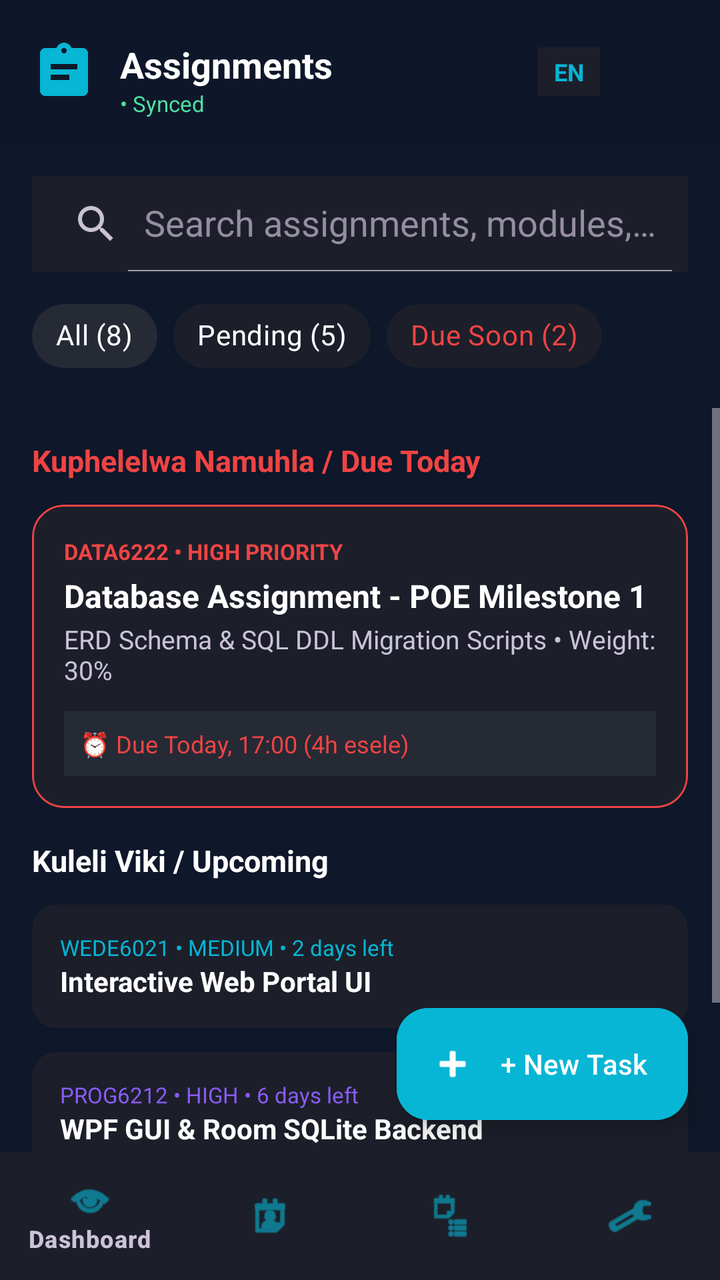
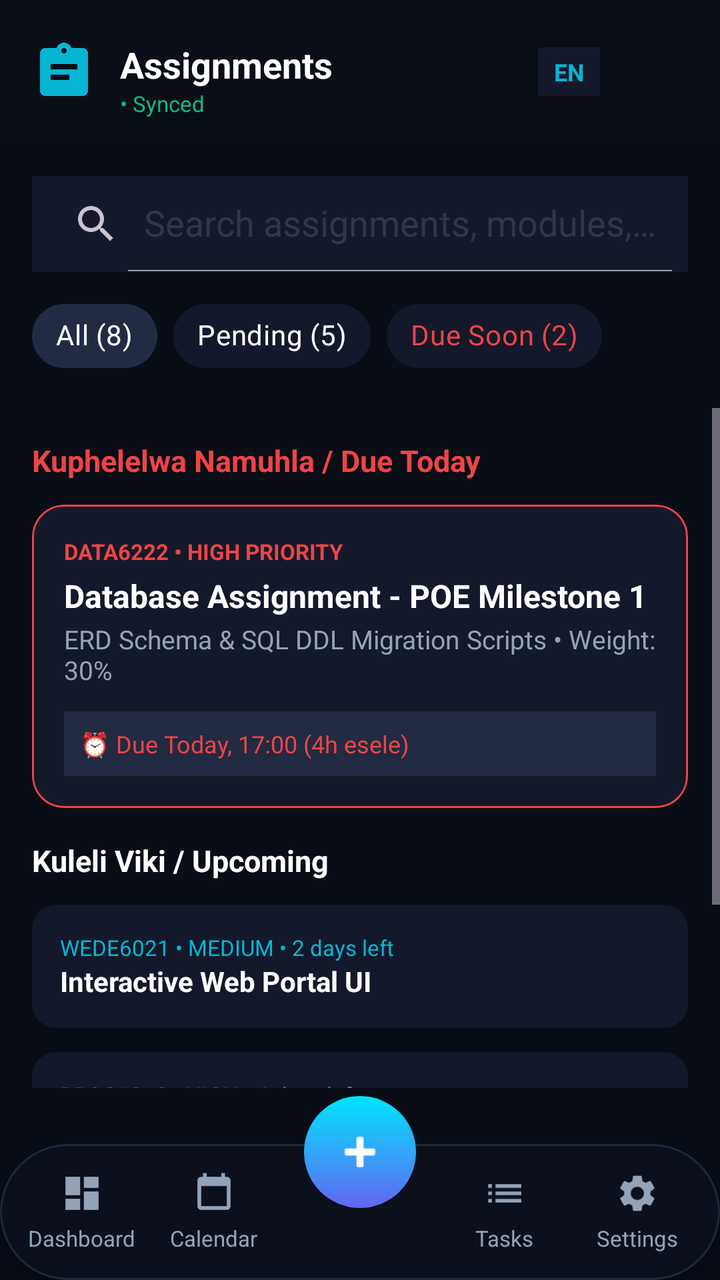

Two renders of the same Android screen: before a commit and after it. Below are the layout's source before the change and the commit's diff.
<!-- AndroidManifest.xml: application theme Theme.AssignmentPlanner -->
<!-- res/layout/activity_assignments.xml -->
<?xml version="1.0" encoding="utf-8"?>
<androidx.constraintlayout.widget.ConstraintLayout xmlns:android="http://schemas.android.com/apk/res/android"
    xmlns:app="http://schemas.android.com/apk/res-auto"
    android:id="@+id/main"
    android:layout_width="match_parent"
    android:layout_height="match_parent"
    android:background="@color/bg_gradient_start">

    
    <androidx.constraintlayout.widget.ConstraintLayout
        android:id="@+id/cl_assignments_header"
        android:layout_width="match_parent"
        android:layout_height="72dp"
        android:background="#1A0F131D"
        android:paddingHorizontal="16dp"
        app:layout_constraintTop_toTopOf="parent">

        <ImageView
            android:id="@+id/iv_logo"
            android:layout_width="32dp"
            android:layout_height="32dp"
            android:src="@drawable/ic_assignment_logo"
            app:layout_constraintBottom_toBottomOf="parent"
            app:layout_constraintStart_toStartOf="parent"
            app:layout_constraintTop_toTopOf="parent" />

        <TextView
            android:id="@+id/tv_header_title"
            android:layout_width="wrap_content"
            android:layout_height="wrap_content"
            android:layout_marginStart="12dp"
            android:text="Assignments"
            android:textColor="@color/text_primary"
            android:textSize="18sp"
            android:textStyle="bold"
            app:layout_constraintStart_toEndOf="@id/iv_logo"
            app:layout_constraintTop_toTopOf="@id/iv_logo" />

        <TextView
            android:id="@+id/tv_sync_status"
            android:layout_width="wrap_content"
            android:layout_height="wrap_content"
            android:text="• Synced"
            android:textColor="@color/tertiary_green"
            android:textSize="11sp"
            app:layout_constraintStart_toStartOf="@id/tv_header_title"
            app:layout_constraintTop_toBottomOf="@id/tv_header_title" />

        <LinearLayout
            android:layout_width="wrap_content"
            android:layout_height="wrap_content"
            android:gravity="center_vertical"
            android:orientation="horizontal"
            app:layout_constraintBottom_toBottomOf="parent"
            app:layout_constraintEnd_toEndOf="parent"
            app:layout_constraintTop_toTopOf="parent">

            <TextView
                android:layout_width="wrap_content"
                android:layout_height="wrap_content"
                android:background="@color/surface_container"
                android:paddingHorizontal="8dp"
                android:paddingVertical="4dp"
                android:text="EN"
                android:textColor="@color/accent_cyan"
                android:textSize="12sp"
                android:textStyle="bold" />

            <ImageView
                android:id="@+id/iv_profile_icon"
                android:layout_width="32dp"
                android:layout_height="32dp"
                android:layout_marginStart="12dp"
                android:src="@android:drawable/sym_def_app_icon"
                app:tint="@color/text_on_surface_variant" />
        </LinearLayout>
    </androidx.constraintlayout.widget.ConstraintLayout>

    
    <androidx.appcompat.widget.SearchView
        android:id="@+id/sv_assignments"
        android:layout_width="match_parent"
        android:layout_height="48dp"
        android:layout_margin="16dp"
        android:background="@color/surface_container"
        app:iconifiedByDefault="false"
        app:layout_constraintTop_toBottomOf="@id/cl_assignments_header"
        app:queryHint="Search assignments, modules, codes..." />

    
    <HorizontalScrollView
        android:id="@+id/hsv_filters"
        android:layout_width="match_parent"
        android:layout_height="wrap_content"
        android:layout_marginTop="8dp"
        android:paddingHorizontal="16dp"
        android:scrollbars="none"
        app:layout_constraintTop_toBottomOf="@id/sv_assignments">

        <com.google.android.material.chip.ChipGroup
            android:id="@+id/cg_filters"
            android:layout_width="wrap_content"
            android:layout_height="wrap_content"
            app:singleSelection="true">

            <com.google.android.material.chip.Chip
                android:id="@+id/chip_all"
                style="@style/Widget.MaterialComponents.Chip.Choice"
                android:layout_width="wrap_content"
                android:layout_height="wrap_content"
                android:text="All (8)"
                android:textColor="@color/text_primary"
                app:chipBackgroundColor="@color/surface_container_high" />

            <com.google.android.material.chip.Chip
                android:id="@+id/chip_pending"
                style="@style/Widget.MaterialComponents.Chip.Choice"
                android:layout_width="wrap_content"
                android:layout_height="wrap_content"
                android:text="Pending (5)"
                android:textColor="@color/text_primary"
                app:chipBackgroundColor="@color/surface_container" />

            <com.google.android.material.chip.Chip
                android:id="@+id/chip_overdue"
                style="@style/Widget.MaterialComponents.Chip.Choice"
                android:layout_width="wrap_content"
                android:layout_height="wrap_content"
                android:text="Due Soon (2)"
                android:textColor="@color/destructive_red"
                app:chipBackgroundColor="@color/surface_container" />

        </com.google.android.material.chip.ChipGroup>
    </HorizontalScrollView>

    
    <ScrollView
        android:layout_width="match_parent"
        android:layout_height="0dp"
        android:layout_marginTop="12dp"
        android:fillViewport="true"
        app:layout_constraintBottom_toTopOf="@id/bottom_nav"
        app:layout_constraintTop_toBottomOf="@id/hsv_filters">

        <LinearLayout
            android:layout_width="match_parent"
            android:layout_height="wrap_content"
            android:orientation="vertical"
            android:padding="16dp">

            
            <TextView
                android:layout_width="wrap_content"
                android:layout_height="wrap_content"
                android:layout_marginBottom="12dp"
                android:text="Kuphelelwa Namuhla / Due Today"
                android:textColor="@color/destructive_red"
                android:textSize="15sp"
                android:textStyle="bold" />

            
            <com.google.android.material.card.MaterialCardView
                android:id="@+id/card_due_today"
                android:layout_width="match_parent"
                android:layout_height="wrap_content"
                android:layout_marginBottom="16dp"
                app:cardBackgroundColor="@color/surface_container"
                app:cardCornerRadius="16dp"
                app:strokeColor="@color/destructive_red"
                app:strokeWidth="1dp">

                <LinearLayout
                    android:layout_width="match_parent"
                    android:layout_height="wrap_content"
                    android:orientation="vertical"
                    android:padding="16dp">

                    <TextView
                        android:layout_width="wrap_content"
                        android:layout_height="wrap_content"
                        android:text="DATA6222 • HIGH PRIORITY"
                        android:textColor="@color/destructive_red"
                        android:textSize="11sp"
                        android:textStyle="bold" />

                    <TextView
                        android:layout_width="match_parent"
                        android:layout_height="wrap_content"
                        android:layout_marginTop="4dp"
                        android:text="Database Assignment - POE Milestone 1"
                        android:textColor="@color/text_primary"
                        android:textSize="16sp"
                        android:textStyle="bold" />

                    <TextView
                        android:layout_width="match_parent"
                        android:layout_height="wrap_content"
                        android:layout_marginTop="2dp"
                        android:text="ERD Schema &amp; SQL DDL Migration Scripts • Weight: 30%"
                        android:textColor="@color/text_on_surface_variant"
                        android:textSize="13sp" />

                    <TextView
                        android:layout_width="match_parent"
                        android:layout_height="wrap_content"
                        android:layout_marginTop="12dp"
                        android:background="@color/surface_container_high"
                        android:padding="8dp"
                        android:text="⏰ Due Today, 17:00 (4h esele)"
                        android:textColor="@color/destructive_red"
                        android:textSize="12sp" />
                </LinearLayout>
            </com.google.android.material.card.MaterialCardView>

            
            <TextView
                android:layout_width="wrap_content"
                android:layout_height="wrap_content"
                android:layout_marginBottom="12dp"
                android:text="Kuleli Viki / Upcoming"
                android:textColor="@color/text_primary"
                android:textSize="15sp"
                android:textStyle="bold" />

            
            <com.google.android.material.card.MaterialCardView
                android:id="@+id/card_upcoming_1"
                android:layout_width="match_parent"
                android:layout_height="wrap_content"
                android:layout_marginBottom="12dp"
                app:cardBackgroundColor="@color/surface_container"
                app:cardCornerRadius="12dp"
                app:strokeWidth="0dp">

                <LinearLayout
                    android:layout_width="match_parent"
                    android:layout_height="wrap_content"
                    android:orientation="vertical"
                    android:padding="14dp">

                    <TextView
                        android:layout_width="wrap_content"
                        android:layout_height="wrap_content"
                        android:text="WEDE6021 • MEDIUM • 2 days left"
                        android:textColor="@color/accent_cyan"
                        android:textSize="11sp" />

                    <TextView
                        android:layout_width="match_parent"
                        android:layout_height="wrap_content"
                        android:text="Interactive Web Portal UI"
                        android:textColor="@color/text_primary"
                        android:textStyle="bold" />
                </LinearLayout>
            </com.google.android.material.card.MaterialCardView>

            
            <com.google.android.material.card.MaterialCardView
                android:id="@+id/card_upcoming_2"
                android:layout_width="match_parent"
                android:layout_height="wrap_content"
                android:layout_marginBottom="24dp"
                app:cardBackgroundColor="@color/surface_container"
                app:cardCornerRadius="12dp"
                app:strokeWidth="0dp">

                <LinearLayout
                    android:layout_width="match_parent"
                    android:layout_height="wrap_content"
                    android:orientation="vertical"
                    android:padding="14dp">

                    <TextView
                        android:layout_width="wrap_content"
                        android:layout_height="wrap_content"
                        android:text="PROG6212 • HIGH • 6 days left"
                        android:textColor="@color/accent_violet"
                        android:textSize="11sp" />

                    <TextView
                        android:layout_width="match_parent"
                        android:layout_height="wrap_content"
                        android:text="WPF GUI &amp; Room SQLite Backend"
                        android:textColor="@color/text_primary"
                        android:textStyle="bold" />
                </LinearLayout>
            </com.google.android.material.card.MaterialCardView>

            
            <LinearLayout
                android:layout_width="match_parent"
                android:layout_height="wrap_content"
                android:background="@color/surface_container_low"
                android:orientation="horizontal"
                android:padding="12dp"
                android:gravity="center_vertical">

                <TextView
                    android:layout_width="0dp"
                    android:layout_height="wrap_content"
                    android:layout_weight="1"
                    android:text="🔥 5 Izinsuku Streak! Keep it up."
                    android:textColor="@color/tertiary_green"
                    android:textSize="13sp"
                    android:textStyle="bold" />

                <TextView
                    android:layout_width="wrap_content"
                    android:layout_height="wrap_content"
                    android:text="+150 XP"
                    android:textColor="@color/accent_cyan"
                    android:textSize="12sp"
                    android:textStyle="bold" />
            </LinearLayout>

        </LinearLayout>
    </ScrollView>

    
    <com.google.android.material.floatingactionbutton.ExtendedFloatingActionButton
        android:id="@+id/fab_quick_add"
        android:layout_width="wrap_content"
        android:layout_height="wrap_content"
        android:layout_marginEnd="16dp"
        android:layout_marginBottom="16dp"
        android:backgroundTint="@color/accent_cyan"
        android:text="+ New Task"
        android:textColor="@color/text_primary"
        app:icon="@android:drawable/ic_input_add"
        app:iconTint="@color/text_primary"
        app:layout_constraintBottom_toTopOf="@id/bottom_nav"
        app:layout_constraintEnd_toEndOf="parent" />

    
    <com.google.android.material.bottomnavigation.BottomNavigationView
        android:id="@+id/bottom_nav"
        android:layout_width="match_parent"
        android:layout_height="64dp"
        android:background="@color/surface_container"
        app:itemIconTint="@color/accent_cyan"
        app:itemTextColor="@color/text_on_surface_variant"
        app:layout_constraintBottom_toBottomOf="parent"
        app:menu="@menu/bottom_nav_menu" />

</androidx.constraintlayout.widget.ConstraintLayout>
<!-- resources referenced by this layout -->
<resources>
  <color name="accent_cyan">#06B6D4</color>
  <color name="accent_violet">#8B5CF6</color>
  <color name="bg_gradient_start">#0F172A</color>
  <color name="destructive_red">#EF4444</color>
  <color name="surface_container">#1C1F2A</color>
  <color name="surface_container_high">#262A35</color>
  <color name="surface_container_low">#171B26</color>
  <color name="tertiary_green">#4EDEA3</color>
  <color name="text_on_surface_variant">#CBC3D7</color>
  <color name="text_primary">#FFFFFF</color>
  <style name="Theme.AssignmentPlanner" parent="Base.Theme.AssignmentPlanner" />
  <style name="Base.Theme.AssignmentPlanner" parent="Theme.Material3.Dark.NoActionBar">
          <item name="colorPrimary">@color/accent_violet</item>
          <item name="colorSecondary">@color/accent_cyan</item>
          <item name="colorTertiary">@color/tertiary_green</item>
          <item name="colorError">@color/destructive_red</item>
          <item name="android:textColorHint">@color/outline</item>
      </style>
  <color name="outline">#958EA0</color>
  <!-- unchanged entries left out for length: 1 -->
</resources>

<!-- the commit's change to res/layout/activity_assignments.xml (unified diff, before → after) -->
@@ -139,7 +139,7 @@
         android:layout_height="0dp"
         android:layout_marginTop="12dp"
         android:fillViewport="true"
-        app:layout_constraintBottom_toTopOf="@id/bottom_nav"
+        app:layout_constraintBottom_toTopOf="@id/dock"
         app:layout_constraintTop_toBottomOf="@id/hsv_filters">
 
         <LinearLayout
@@ -317,29 +317,184 @@
     </ScrollView>
 
     
-    <com.google.android.material.floatingactionbutton.ExtendedFloatingActionButton
-        android:id="@+id/fab_quick_add"
-        android:layout_width="wrap_content"
+    
+
+    
+    <include
+        layout="@layout/bottom_dock"
+        android:id="@+id/dock"
+        android:layout_width="match_parent"
         android:layout_height="wrap_content"
-        android:layout_marginEnd="16dp"
-        android:layout_marginBottom="16dp"
-        android:backgroundTint="@color/accent_cyan"
-        android:text="+ New Task"
-        android:textColor="@color/text_primary"
-        app:icon="@android:drawable/ic_input_add"
-        app:iconTint="@color/text_primary"
-        app:layout_constraintBottom_toTopOf="@id/bottom_nav"
-        app:layout_constraintEnd_toEndOf="parent" />
-
-    
-    <com.google.android.material.bottomnavigation.BottomNavigationView
-        android:id="@+id/bottom_nav"
+        app:layout_constraintBottom_toBottomOf="parent" />
+
+</androidx.constraintlayout.widget.ConstraintLayout>
+<!-- res/layout/bottom_dock.xml (included above) -->
+<?xml version="1.0" encoding="utf-8"?>
+<androidx.constraintlayout.widget.ConstraintLayout xmlns:android="http://schemas.android.com/apk/res/android"
+    xmlns:app="http://schemas.android.com/apk/res-auto"
+    android:layout_width="match_parent"
+    android:layout_height="wrap_content"
+    android:layout_marginBottom="16dp"
+    android:layout_marginHorizontal="16dp"
+    android:clipChildren="false"
+    android:clipToPadding="false">
+
+    
+    <com.google.android.material.card.MaterialCardView
+        android:id="@+id/dock_pill"
         android:layout_width="match_parent"
-        android:layout_height="64dp"
-        android:background="@color/surface_container"
-        app:itemIconTint="@color/accent_cyan"
-        app:itemTextColor="@color/text_on_surface_variant"
+        android:layout_height="68dp"
+        android:layout_marginTop="28dp"
+        app:cardBackgroundColor="#0C101D"
+        app:cardCornerRadius="34dp"
+        app:cardElevation="8dp"
+        app:strokeColor="#1E293B"
+        app:strokeWidth="1dp"
         app:layout_constraintBottom_toBottomOf="parent"
-        app:menu="@menu/bottom_nav_menu" />
-
+        app:layout_constraintTop_toTopOf="parent">
+
+        <LinearLayout
+            android:layout_width="match_parent"
+            android:layout_height="match_parent"
+            android:orientation="horizontal"
+            android:paddingHorizontal="8dp"
+            android:weightSum="5.2">
+
+            
+            <LinearLayout
+                android:id="@+id/nav_dashboard"
+                android:layout_width="0dp"
+                android:layout_height="match_parent"
+                android:layout_weight="1"
+                android:gravity="center"
+                android:orientation="vertical"
+                android:clickable="true"
+                android:focusable="true">
+                <ImageView
+                    android:id="@+id/icon_dashboard"
+                    android:layout_width="22dp"
+                    android:layout_height="22dp"
+                    android:src="@drawable/ic_dashboard"
+                    app:tint="#94A3B8" />
+                <TextView
+                    android:id="@+id/text_dashboard"
+                    android:layout_width="wrap_content"
+                    android:layout_height="wrap_content"
+                    android:layout_marginTop="4dp"
+                    android:text="Dashboard"
+                    android:textColor="#94A3B8"
+                    android:textSize="11sp"
+                    android:singleLine="true" />
+            </LinearLayout>
+
+            
+            <LinearLayout
+                android:id="@+id/nav_calendar"
+                android:layout_width="0dp"
+                android:layout_height="match_parent"
+                android:layout_weight="1"
+                android:gravity="center"
+                android:orientation="vertical"
+                android:clickable="true"
+                android:focusable="true">
+                <ImageView
+                    android:id="@+id/icon_calendar"
+                    android:layout_width="22dp"
+                    android:layout_height="22dp"
+                    android:src="@drawable/ic_calendar"
+                    app:tint="#94A3B8" />
+                <TextView
+                    android:id="@+id/text_calendar"
+                    android:layout_width="wrap_content"
+                    android:layout_height="wrap_content"
+                    android:layout_marginTop="4dp"
+                    android:text="Calendar"
+                    android:textColor="#94A3B8"
+                    android:textSize="11sp"
+                    android:singleLine="true" />
+            </LinearLayout>
+
+            
+            <Space
+                android:layout_width="0dp"
+                android:layout_height="match_parent"
+                android:layout_weight="1.2" />
+
+            
+            <LinearLayout
+                android:id="@+id/nav_assignments"
+                android:layout_width="0dp"
+                android:layout_height="match_parent"
+                android:layout_weight="1"
+                android:gravity="center"
+                android:orientation="vertical"
+                android:clickable="true"
+                android:focusable="true">
+                <ImageView
+                    android:id="@+id/icon_assignments"
+                    android:layout_width="22dp"
+                    android:layout_height="22dp"
+                    android:src="@drawable/ic_tasks"
+                    app:tint="#94A3B8" />
+                <TextView
+                    android:id="@+id/text_assignments"
+                    android:layout_width="wrap_content"
+                    android:layout_height="wrap_content"
+                    android:layout_marginTop="4dp"
+                    android:text="Tasks"
+                    android:textColor="#94A3B8"
+                    android:textSize="11sp"
+                    android:singleLine="true" />
+            </LinearLayout>
+
+            
+            <LinearLayout
+                android:id="@+id/nav_settings"
+                android:layout_width="0dp"
+                android:layout_height="match_parent"
+                android:layout_weight="1"
+                android:gravity="center"
+                android:orientation="vertical"
+                android:clickable="true"
+                android:focusable="true">
+                <ImageView
+                    android:id="@+id/icon_settings"
+                    android:layout_width="22dp"
+                    android:layout_height="22dp"
+                    android:src="@drawable/ic_settings"
+                    app:tint="#94A3B8" />
+                <TextView
+                    android:id="@+id/text_settings"
+                    android:layout_width="wrap_content"
+                    android:layout_height="wrap_content"
+                    android:layout_marginTop="4dp"
+                    android:text="Settings"
+                    android:textColor="#94A3B8"
+                    android:textSize="11sp"
+                    android:singleLine="true" />
+            </LinearLayout>
+
+        </LinearLayout>
+    </com.google.android.material.card.MaterialCardView>
+
+    
+    <FrameLayout
+        android:id="@+id/fab_add"
+        android:layout_width="56dp"
+        android:layout_height="56dp"
+        android:layout_marginBottom="36dp"
+        android:background="@drawable/gradient_fab_bg"
+        android:elevation="8dp"
+        android:clickable="true"
+        android:focusable="true"
+        app:layout_constraintBottom_toBottomOf="parent"
+        app:layout_constraintEnd_toEndOf="parent"
+        app:layout_constraintStart_toStartOf="parent">
+        <ImageView
+            android:layout_width="28dp"
+            android:layout_height="28dp"
+            android:layout_gravity="center"
+            android:src="@android:drawable/ic_input_add"
+            app:tint="@android:color/white" />
+    </FrameLayout>
 </androidx.constraintlayout.widget.ConstraintLayout>
<!-- resource entries referenced after the edit -->
@@ -2,14 +2,62 @@
 <resources>
   <color name="accent_cyan">#06B6D4</color>
   <color name="accent_violet">#8B5CF6</color>
-  <color name="bg_gradient_start">#0F172A</color>
+  <color name="bg_gradient_start">#090D16</color>
   <color name="destructive_red">#EF4444</color>
-  <color name="surface_container">#1C1F2A</color>
-  <color name="surface_container_high">#262A35</color>
-  <color name="surface_container_low">#171B26</color>
-  <color name="tertiary_green">#4EDEA3</color>
-  <color name="text_on_surface_variant">#CBC3D7</color>
+  <color name="surface_container">#13192B</color>
+  <color name="surface_container_high">#222B42</color>
+  <color name="surface_container_low">#1C2438</color>
+  <color name="tertiary_green">#10B981</color>
+  <color name="text_on_surface_variant">#94A3B8</color>
   <color name="text_primary">#FFFFFF</color>
+  <!-- drawable gradient_fab_bg (drawable) -->
+  <?xml version="1.0" encoding="utf-8"?>
+  <shape xmlns:android="http://schemas.android.com/apk/res/android" android:shape="oval">
+      <gradient
+          android:startColor="#00E5FF"
+          android:endColor="#6366F1"
+          android:angle="270" />
+  </shape>
+  <!-- drawable ic_calendar (drawable) -->
+  <vector xmlns:android="http://schemas.android.com/apk/res/android"
+      android:width="24dp"
+      android:height="24dp"
+      android:viewportWidth="24"
+      android:viewportHeight="24">
+      <path
+          android:fillColor="#FFFFFFFF"
+          android:pathData="M19,3h-1V1h-2v2H8V1H6v2H5c-1.11,0 -1.99,0.9 -1.99,2L3,19c0,1.1 0.89,2 2,2h14c1.1,0 2,-0.9 2,-2V5c0,-1.1 -0.9,-2 -2,-2zm0,16H5V8h14v11z"/>
+  </vector>
+  <!-- drawable ic_dashboard (drawable) -->
+  <vector xmlns:android="http://schemas.android.com/apk/res/android"
+      android:width="24dp"
+      android:height="24dp"
+      android:viewportWidth="24"
+      android:viewportHeight="24">
+      <path
+          android:fillColor="#FFFFFFFF"
+          android:pathData="M3,13h8V3H3v10zm0,8h8v-6H3v6zm10,0h8V11h-8v10zm0-18v6h8V3h-8z"/>
+  </vector>
+  <!-- drawable ic_settings (drawable) -->
+  <vector xmlns:android="http://schemas.android.com/apk/res/android"
+      android:width="24dp"
+      android:height="24dp"
+      android:viewportWidth="24"
+      android:viewportHeight="24">
+      <path
+          android:fillColor="#FFFFFFFF"
+          android:pathData="M19.14,12.94c0.04,-0.3 0.06,-0.61 0.06,-0.94c0,-0.32 -0.02,-0.64 -0.06,-0.94l2.03,-1.58c0.18,-0.14 0.23,-0.41 0.12,-0.61l-1.92,-3.32c-0.12,-0.22 -0.37,-0.29 -0.59,-0.22l-2.39,0.96c-0.5,-0.38 -1.03,-0.7 -1.62,-0.94L14.4,2.81c-0.04,-0.24 -0.24,-0.41 -0.48,-0.41h-3.84c-0.24,0 -0.43,0.17 -0.47,0.41L9.25,5.35C8.66,5.59 8.12,5.92 7.63,6.29L5.24,5.33c-0.22,-0.08 -0.47,0 -0.59,0.22L2.73,8.87C2.62,9.08 2.66,9.34 2.86,9.48l2.03,1.58C4.84,11.36 4.8,11.69 4.8,12s0.02,0.64 0.06,0.94l-2.03,1.58c-0.18,0.14 -0.23,0.41 -0.12,0.61l1.92,3.32c0.12,0.22 0.37,0.29 0.59,0.22l2.39,-0.96c0.5,0.38 1.03,0.7 1.62,0.94l0.36,2.54c0.05,0.24 0.24,0.41 0.48,0.41h3.84c0.24,0 0.43,-0.17 0.47,-0.41l0.36,-2.54c0.59,-0.24 1.13,-0.56 1.62,-0.94l2.39,0.96c0.22,0.08 0.47,0 0.59,-0.22l1.92,-3.32c0.12,-0.22 0.07,-0.49 -0.12,-0.61l-2.01,-1.58zM12,15.6c-1.98,0 -3.6,-1.62 -3.6,-3.6s1.62,-3.6 3.6,-3.6s3.6,1.62 3.6,3.6s-1.62,3.6 -3.6,3.6z"/>
+  </vector>
+  <!-- drawable ic_tasks (drawable) -->
+  <vector xmlns:android="http://schemas.android.com/apk/res/android"
+      android:width="24dp"
+      android:height="24dp"
+      android:viewportWidth="24"
+      android:viewportHeight="24">
+      <path
+          android:fillColor="#FFFFFFFF"
+          android:pathData="M3,13h2v-2H3v2zm0,4h2v-2H3v2zm0,-8h2V7H3v2zm4,4h14v-2H7v2zm0,4h14v-2H7v2zM7,7v2h14V7H7z"/>
+  </vector>
   <style name="Theme.AssignmentPlanner" parent="Base.Theme.AssignmentPlanner" />
   <style name="Base.Theme.AssignmentPlanner" parent="Theme.Material3.Dark.NoActionBar">
           <item name="colorPrimary">@color/accent_violet</item>
@@ -18,7 +66,7 @@
           <item name="colorError">@color/destructive_red</item>
           <item name="android:textColorHint">@color/outline</item>
       </style>
-  <color name="outline">#958EA0</color>
+  <color name="outline">#2D3748</color>
   <!-- unchanged entries left out for length: 1 -->
 </resources>
 
